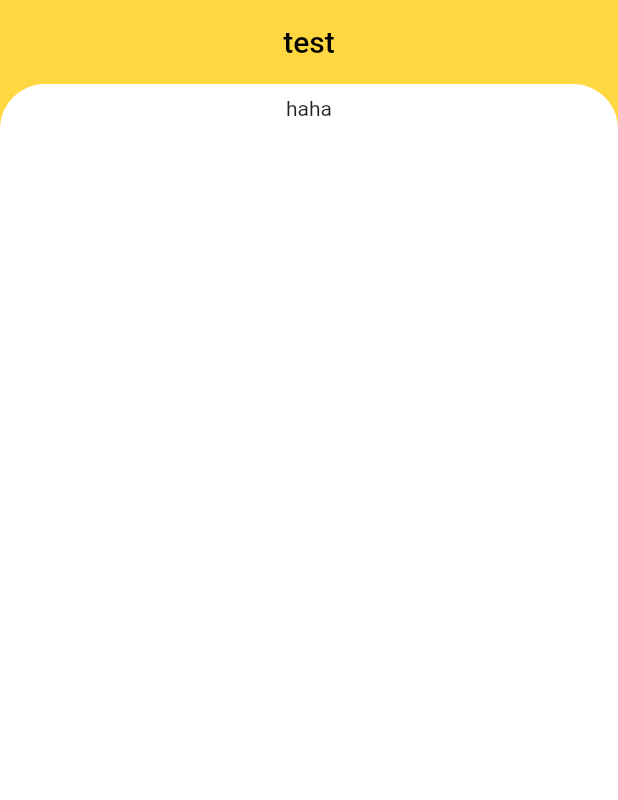
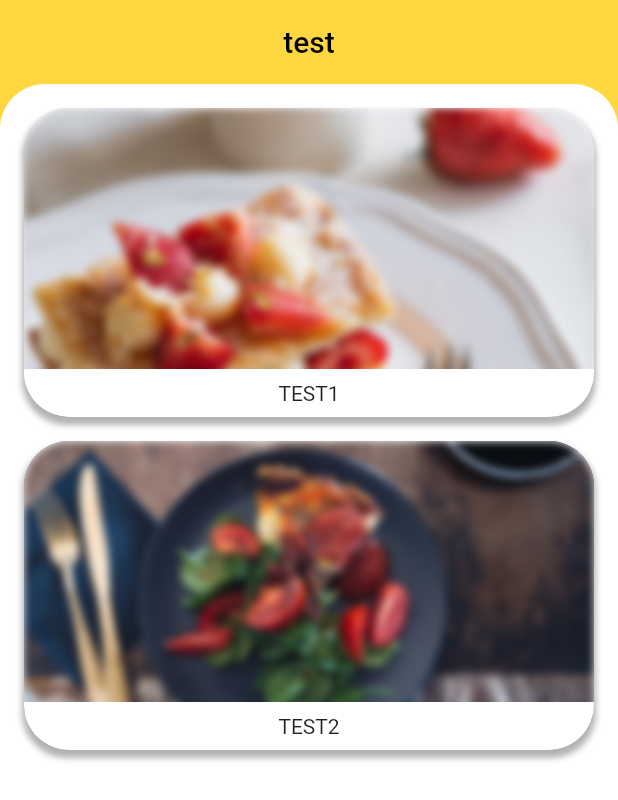
Before and after one commit to Hhanri/generic_restaurant_app, a Flutter app: the screen it shows after launch, on a phone screen of 412 x 824 dp. Shown: the top 800 px of the screen. Run offline on Flutter 3.47's test engine with Material 2 defaults, Android fonts, the phone set to English and light mode, and no system bars; our stand-ins replace equatable.

Commit message:
assets, SectionCardWidget and ProductTileWidget, Design class

```diff
--- a/lib/main.dart
+++ b/lib/main.dart
@@ -4,6 +4,7 @@ import 'package:generic_restaurant_app/models/section_model.dart';
 import 'package:generic_restaurant_app/resources/data.dart';
 import 'package:generic_restaurant_app/resources/theme.dart';
 import 'package:generic_restaurant_app/widgets/scaffold_widget.dart';
+import 'package:generic_restaurant_app/widgets/section_card_widget.dart';
 
 void main() {
   runApp(const MyApp());
@@ -36,9 +37,13 @@ class _MyHomePageState extends State<MyHomePage> {
     print(dummy);
     print(SectionModel.listFromJson(testVerif));
     print(listEquals(dummy, SectionModel.listFromJson(testVerif)));
-    return const ScaffoldWidget(
+    return ScaffoldWidget(
       title: "test",
-      child: Text("haha")
+      child: Column(
+        children: [
+          ...dummy.map((e) => SectionCardWidget(section: e)).toList()
+        ],
+      )
     );
   }
 }
--- a/lib/models/section_model.dart
+++ b/lib/models/section_model.dart
@@ -4,23 +4,27 @@ import 'package:generic_restaurant_app/models/product_model.dart';
 class SectionModel extends Equatable{
   final String sectionName;
   final List<ProductModel> products;
+  final String cover;
 
   const SectionModel({
     required this.sectionName,
-    required this.products
+    required this.products,
+    required this.cover
   });
 
   factory SectionModel.fromJson(Map<String, dynamic> data) {
     return SectionModel(
       sectionName: data["sectionName"],
-      products: List<ProductModel>.from(data["products"].map((element) => ProductModel.fromJson(element)))
+      products: List<ProductModel>.from(data["products"].map((element) => ProductModel.fromJson(element))),
+      cover: data["cover"]
     );
   }
 
   static Map<String, dynamic> toJson(SectionModel model) {
     return {
       "sectionName" : model.sectionName,
-      "products" : List<Map<String, dynamic>>.from(model.products.map((e) => ProductModel.toJson(e)))
+      "products" : List<Map<String, dynamic>>.from(model.products.map((e) => ProductModel.toJson(e))),
+      "cover" : model.cover
     };
   }
 
@@ -34,5 +38,5 @@ class SectionModel extends Equatable{
 
   @override
   // TODO: implement props
-  List<Object?> get props => [sectionName, products];
+  List<Object?> get props => [sectionName, products, cover];
 }
--- a/lib/resources/data.dart
+++ b/lib/resources/data.dart
@@ -1,10 +1,10 @@
-import 'package:generic_restaurant_app/models/product_model.dart';
 import 'package:generic_restaurant_app/models/section_model.dart';
 
 List<Map<String, dynamic>> test =
 [
   {
     "sectionName" : "TEST1",
+    "cover" : "assets/dessert.jpg",
     "products" : [
       {
         "productName" : "product1",
@@ -18,6 +18,7 @@ List<Map<String, dynamic>> test =
   },
   {
     "sectionName" : "TEST2",
+    "cover" : "assets/plate.jpg",
     "products" : [
       {
         "productName" : "product3",
--- a/lib/resources/theme.dart
+++ b/lib/resources/theme.dart
@@ -1,3 +1,5 @@
+import 'dart:ui';
+
 import 'package:flutter/material.dart';
 
 final ThemeData theme = ThemeData(
@@ -13,3 +15,26 @@ final ThemeData theme = ThemeData(
   brightness: Brightness.light,
   primarySwatch: Colors.amber
 );
+
+class Design {
+
+  static EdgeInsets padding = const EdgeInsets.all(8);
+
+  static final ImageFilter blur = ImageFilter.blur(sigmaX: 3, sigmaY: 3);
+
+  static final BorderRadius circularRadius = BorderRadius.circular(30);
+
+  static Radius singleRadius = const Radius.circular(30);
+
+  static BoxShadow shadow = BoxShadow(
+    color: Colors.black.withOpacity(0.3),
+    spreadRadius: 1,
+    blurRadius: 3,
+    offset: const Offset(0, 4), // changes position of shadow
+  );
+
+  static final BorderRadius bottomRadius = BorderRadius.only(
+      topLeft: Design.singleRadius,
+      topRight: Design.singleRadius
+  );
+}
--- /dev/null
+++ b/lib/widgets/product_tile_widget.dart
@@ -0,0 +1,19 @@
+import 'package:flutter/material.dart';
+import 'package:generic_restaurant_app/models/product_model.dart';
+
+class ProductTileWidget extends StatelessWidget {
+  final ProductModel product;
+  const ProductTileWidget({
+    Key? key,
+    required this.product
+  }) : super(key: key);
+
+  @override
+  Widget build(BuildContext context) {
+    return ListTile(
+      title: Text(product.productName),
+      trailing: Text(product.price),
+      dense: true,
+    );
+  }
+}
--- a/lib/widgets/scaffold_widget.dart
+++ b/lib/widgets/scaffold_widget.dart
@@ -1,4 +1,5 @@
 import 'package:flutter/material.dart';
+import 'package:generic_restaurant_app/resources/theme.dart';
 
 class ScaffoldWidget extends StatelessWidget {
   final String title;
@@ -18,13 +19,10 @@ class ScaffoldWidget extends StatelessWidget {
       body: Container(
         decoration: BoxDecoration(
           color: Theme.of(context).colorScheme.surface,
-          borderRadius: const BorderRadius.only(
-            topLeft: Radius.circular(30),
-            topRight:Radius.circular(30)
-          )
+          borderRadius: Design.bottomRadius
         ),
         child: Padding(
-          padding: const EdgeInsets.all(8.0),
+          padding: Design.padding,
           child: Align(
             alignment: Alignment.topCenter,
             child: SingleChildScrollView(
--- /dev/null
+++ b/lib/widgets/section_card_widget.dart
@@ -0,0 +1,57 @@
+import 'dart:ui';
+import 'package:flutter/material.dart';
+import 'package:generic_restaurant_app/models/section_model.dart';
+import 'package:generic_restaurant_app/resources/theme.dart';
+
+class SectionCardWidget extends StatelessWidget {
+  final SectionModel section;
+  const SectionCardWidget({
+    Key? key,
+    required this.section
+  }) : super(key: key);
+
+  @override
+  Widget build(BuildContext context) {
+
+    final double _height = MediaQuery.of(context).size.height;
+
+    return Padding(
+      padding:Design.padding,
+      child: Container(
+        decoration: BoxDecoration(
+          borderRadius: Design.circularRadius,
+          boxShadow: [
+            Design.shadow
+          ]
+        ),
+        child: ClipRRect(
+          borderRadius: Design.circularRadius,
+          child: Container(
+            alignment: Alignment.bottomCenter,
+            height: _height/4,
+            decoration: BoxDecoration(
+              image: DecorationImage(
+                fit: BoxFit.cover,
+                image: AssetImage(
+                  section.cover
+                )
+              ),
+            ),
+            child: BackdropFilter(
+              filter: Design.blur,
+              child: Container(
+                width: double.infinity,
+                color: Colors.white,
+                padding: Design.padding,
+                child: Text(
+                  section.sectionName,
+                  textAlign: TextAlign.center,
+                )
+              ),
+            )
+          ),
+        ),
+      ),
+    );
+  }
+}
--- a/pubspec.yaml
+++ b/pubspec.yaml
@@ -58,8 +58,8 @@ flutter:
   uses-material-design: true
 
   # To add assets to your application, add an assets section, like this:
-  # assets:
-  #   - images/a_dot_burr.jpeg
+  assets:
+    - assets/
   #   - images/a_dot_ham.jpeg
 
   # An image asset can refer to one or more resolution-specific "variants", see
```
Also changed, not shown: assets/dessert.jpg (added), assets/plate.jpg (added).
